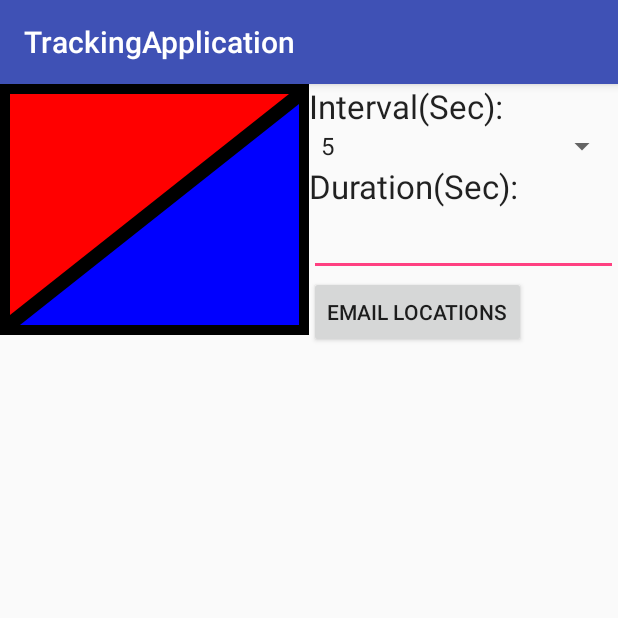
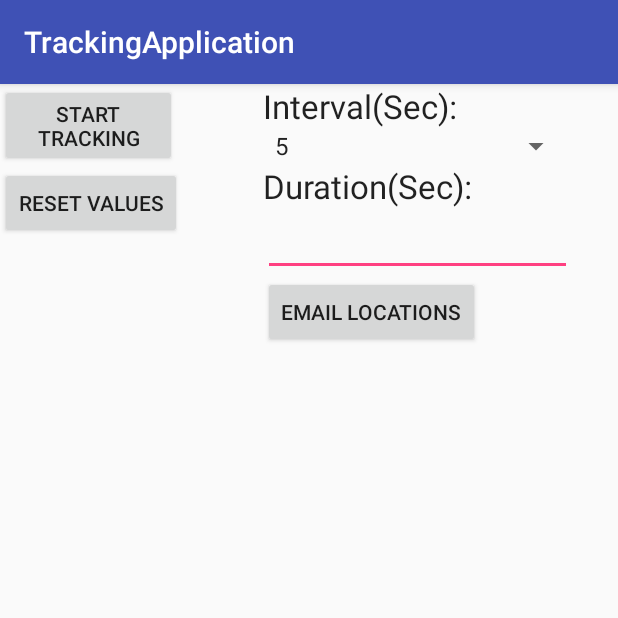
Before and after one commit to phealeyh/tracking-application, an Android app: the TrackingActivity screen opened directly, with no data from a screen before it, on a phone screen of 412 x 824 dp, the top half of it. Run offline under Robolectric (Android 15) with nearby library versions, the phone set to English and light mode, and no system bars.

Commit message:
got rid of two buttons view class

```diff
--- a/app/src/main/java/tracking/id11723222/com/trackingapplication/CustomViews/TwoButtons.java
+++ /dev/null
@@ -1,162 +0,0 @@
-package tracking.id11723222.com.trackingapplication.CustomViews;
-
-/**
- * Created by phealeyhang on 31/10/15.
- */
-import android.content.Context;
-import android.graphics.Canvas;
-import android.graphics.Color;
-import android.graphics.Paint;
-import android.graphics.Path;
-import android.graphics.Path.FillType;
-import android.graphics.Point;
-import android.graphics.RectF;
-import android.graphics.Region;
-import android.util.AttributeSet;
-import android.view.MotionEvent;
-import android.view.View;
-
-import tracking.id11723222.com.trackingapplication.Constants;
-import tracking.id11723222.com.trackingapplication.R;
-
-public class TwoButtons extends View {
-
-    private Path path;
-    private Path path1;
-    private Region region;
-    private Region region1;
-
-    private ButtonClickEvents mButtonClickEvent;
-
-    /**
-     * This will set the declaration of the two image button clicks that need
-     * to be later implemented by the TrackingActivity class.
-     */
-    public interface ButtonClickEvents{
-        public void startButtonClick();
-        public void resetButtonClick();
-    }
-    /**
-     *Sets the member Click Event to the one given
-     *by the given paramater
-     *@param buttonClickEvent
-     *
-     */
-
-    public void setOnButtonClickEvent(ButtonClickEvents buttonClickEvent) {
-        mButtonClickEvent = buttonClickEvent;
-    }
-
-    /**
-     * This constructor will call the inherited class's constructor and
-     * pass in the context and attrs variables given as arguments.
-     *@param context
-     *@param attrs
-     */
-
-    public TwoButtons(Context context, AttributeSet attrs) {
-        super(context, attrs);
-    }
-
-    /**This method will draw the square with diagonal line
-     * travelling across the bottom-left to top-right. It will
-     * then color the regions red and blue, respectively.
-     *@param canvas
-     *
-     */
-
-    @Override
-    protected void onDraw(Canvas canvas) {
-        //generate area canvas
-        // TODO Auto-generated method stub
-        super.onDraw(canvas);
-        canvas.drawColor(Color.GRAY);
-        Paint paint = new Paint();
-        paint.setColor(android.graphics.Color.BLACK);
-        canvas.drawPaint(paint);
-
-
-        paint.setStrokeWidth(Constants.INITIAL_LOCATION);
-        paint.setColor(android.graphics.Color.RED);
-        paint.setStyle(Paint.Style.FILL_AND_STROKE);
-        paint.setAntiAlias(true);
-
-        Point a = new Point(Constants.GAP, Constants.GAP);
-        Point b = new Point(Constants.GAP, getHeight() - 2 * Constants.GAP);
-        Point c = new Point(getWidth() - 2 * Constants.GAP, Constants.GAP);
-
-        path = new Path();
-        path.setFillType(FillType.EVEN_ODD);
-        path.moveTo(a.x, a.y);
-        path.lineTo(b.x, b.y);
-        path.lineTo(c.x, c.y);
-        path.close();
-
-        canvas.drawPath(path, paint);
-
-        //set start region
-        RectF rectF = new RectF();
-        path.computeBounds(rectF, true);
-        region = new Region();
-        region.setPath(path, new Region((int) rectF.left, (int) rectF.top, (int) rectF.right, (int) rectF.bottom));
-
-        paint.setColor(Color.BLUE);
-        Point a1 = new Point(getWidth()- Constants.GAP, getHeight()- Constants.GAP);
-        Point b1 = new Point(getWidth()- Constants.GAP, 2* Constants.GAP);
-        Point c1 = new Point(2* Constants.GAP, getHeight()- Constants.GAP);
-
-        //draw diagonal line
-        path1 = new Path();
-        path1.setFillType(FillType.EVEN_ODD);
-        path1.moveTo(a1.x, a1.y);
-        path1.lineTo(b1.x, b1.y);
-        path1.lineTo(c1.x, c1.y);
-
-        path1.close();
-        canvas.drawPath(path1, paint);
-        //set reset region
-
-        RectF rectF1 = new RectF();
-        path1.computeBounds(rectF1, true);
-        region1 = new Region();
-        region1.setPath(path1, new Region((int) rectF1.left, (int) rectF1.top, (int) rectF1.right, (int) rectF1.bottom));
-
-
-    }
-    /**
-     *
-     * Set up the listeners associated with the given
-     * regions
-     *@param event
-     *
-     */
-
-    @Override
-    public boolean onTouchEvent(MotionEvent event) {
-        // TODO Auto-generated method stub
-        switch (event.getAction()) {
-            case MotionEvent.ACTION_DOWN:
-
-                Point point = new Point();
-                point.x = (int) event.getX();
-                point.y = (int) event.getY();
-
-                invalidate();
-
-                if(region.contains((int)point.x,(int) point.y)) {
-                    if(mButtonClickEvent!=null){
-                        mButtonClickEvent.startButtonClick();
-                    }
-                }else if(region1.contains((int)point.x,(int) point.y)) {
-                    if(mButtonClickEvent!=null) {
-                        mButtonClickEvent.resetButtonClick();
-                    }
-                }
-
-                return true;
-        }
-
-        return false;
-    }
-
-}
--- a/app/src/main/java/tracking/id11723222/com/trackingapplication/TrackingActivity.java
+++ b/app/src/main/java/tracking/id11723222/com/trackingapplication/TrackingActivity.java
@@ -4,44 +4,24 @@ import android.content.BroadcastReceiver;
 import android.content.Context;
 import android.content.Intent;
 import android.content.IntentFilter;
-import android.database.Cursor;
-import android.location.Address;
 import android.net.Uri;
 import android.support.v7.app.AppCompatActivity;
 import android.os.Bundle;
 import android.util.Log;
-import android.util.Range;
-import android.view.LayoutInflater;
 import android.view.View;
-import android.view.ViewGroup;
 import android.widget.ArrayAdapter;
 import android.widget.Button;
-import android.widget.CompoundButton;
-import android.widget.CursorAdapter;
-import android.widget.EditText;
-import android.widget.ImageButton;
 import android.widget.ListView;
-import android.widget.Spinner;
-import android.widget.Switch;
-import android.widget.TextView;
 import android.widget.Toast;
 
-import com.google.android.gms.maps.CameraUpdateFactory;
 import com.google.android.gms.maps.model.LatLng;
-import com.google.android.gms.maps.model.MarkerOptions;
 
 import java.sql.Time;
 import java.util.ArrayList;
-import java.util.List;
 
-import tracking.id11723222.com.trackingapplication.CustomViews.TwoButtons;
-import tracking.id11723222.com.trackingapplication.model.ReminderData;
-import tracking.id11723222.com.trackingapplication.model.ReminderDatabaseHelper;
-import tracking.id11723222.com.trackingapplication.services.TrackingService;
 
 public class TrackingActivity extends AppCompatActivity {
     private Button mEmailButton;
-    private TwoButtons mTriangleButtons;
     private ListView mLocationListView, mTimeListView;
     private ArrayList<LatLng> locations;
     private ArrayList<Time> times;
@@ -75,7 +55,6 @@ public class TrackingActivity extends AppCompatActivity {
         IntentFilter intentFilter = new IntentFilter();
         intentFilter.addAction(Constants.UPDATE_COMMAND);
         registerReceiver(mBroadcastReceiver, intentFilter);
-
     }
 
     /**
@@ -100,33 +79,6 @@ public class TrackingActivity extends AppCompatActivity {
      */
 
     private void setButtons(){
-        mTriangleButtons = (TwoButtons) findViewById(R.id.triangleButtons);
-        mTriangleButtons.setOnButtonClickEvent(new TwoButtons.ButtonClickEvents() {
-            @Override
-            public void startButtonClick() {
-                // TODO Auto-generated method stub
-                //start background service
-                Intent myIntent = new Intent(getBaseContext(), TrackingService.class);
-                Spinner intervalSpinner = (Spinner) findViewById(R.id.intervalSpinner);
-                EditText durationET = (EditText) findViewById(R.id.durationET);
-                myIntent.putExtra(Constants.INTERVAL, Integer.parseInt(intervalSpinner.getSelectedItem().toString()));
-                myIntent.putExtra(Constants.DURATION, Integer.parseInt(durationET.getText().toString()));
-                Toast.makeText(getApplicationContext(),Constants.STARTED,Toast.LENGTH_LONG).show();
-                startService(myIntent);
-            }
-
-            @Override
-            public void resetButtonClick() {
-                // TODO Auto-generated method stub
-                //reset the data given
-                locations.clear();
-                times.clear();
-                timeAdapter.notifyDataSetChanged();
-                locationAdapter.notifyDataSetChanged();
-                Toast.makeText(getApplicationContext(), Constants.CLEARED, Toast.LENGTH_SHORT).show();
-            }
-        });
-
         mEmailButton = (Button) findViewById(R.id.emailButton);
         mEmailButton.setOnClickListener(new View.OnClickListener() {
             @Override
@@ -134,7 +86,6 @@ public class TrackingActivity extends AppCompatActivity {
                 setUpEmail();
             }
         });
-
     }
 
     /**
--- a/app/src/main/res/layout/activity_tracking.xml
+++ b/app/src/main/res/layout/activity_tracking.xml
@@ -8,19 +8,26 @@
 
     <LinearLayout
         android:layout_width="wrap_content"
-        android:layout_height="wrap_content"
+        android:layout_height="match_parent"
         android:orientation="vertical" >
 
 
-        <tracking.id11723222.com.trackingapplication.CustomViews.TwoButtons
-            android:id="@+id/triangleButtons"
-            android:layout_width="206dp"
-            android:layout_height="167dp"
-            android:layout_alignParentTop="true" />
+        <Button
+            android:id="@+id/startButton"
+            android:layout_width="118dp"
+            android:layout_height="wrap_content"
+            android:text="@string/start_tracking"
+            />
+        <Button
+            android:id="@+id/resetButton"
+            android:layout_width="wrap_content"
+            android:layout_height="wrap_content"
+            android:text="@string/reset"
+            />
 
         <ListView
-            android:layout_width="match_parent"
-            android:layout_height="357dp"
+            android:layout_width="175dp"
+            android:layout_height="match_parent"
             android:id="@+id/recorderLocations" />
 
     </LinearLayout>
@@ -72,7 +79,7 @@
 
         <ListView
             android:layout_width="match_parent"
-            android:layout_height="277dp"
+            android:layout_height="match_parent"
             android:id="@+id/recordedTimes" />
 
 
--- a/app/src/main/res/values/strings.xml
+++ b/app/src/main/res/values/strings.xml
@@ -12,7 +12,7 @@
     <string name="to">To: </string>
     <string name="subject">Subject: </string>
     <string name="body">Body: </string>
-
+    <string name="reset">Reset Values</string>
     <string name="notify">Notify Locations</string>
     <string name="user_location">Go To User Location</string>
     <string name="location">Location</string>
```
Also changed, not shown: 2 other files.
